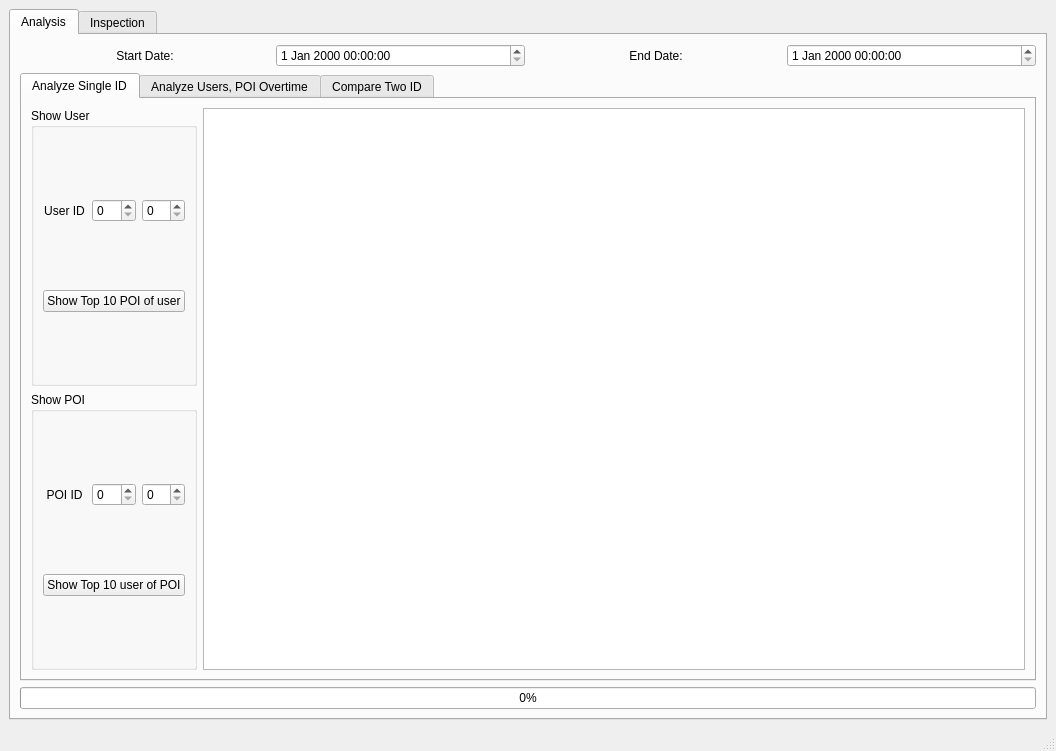
Qt form src/MainWindow.ui (LeeTeng2001/QT-Data-Visualization-Demo) before a commit.
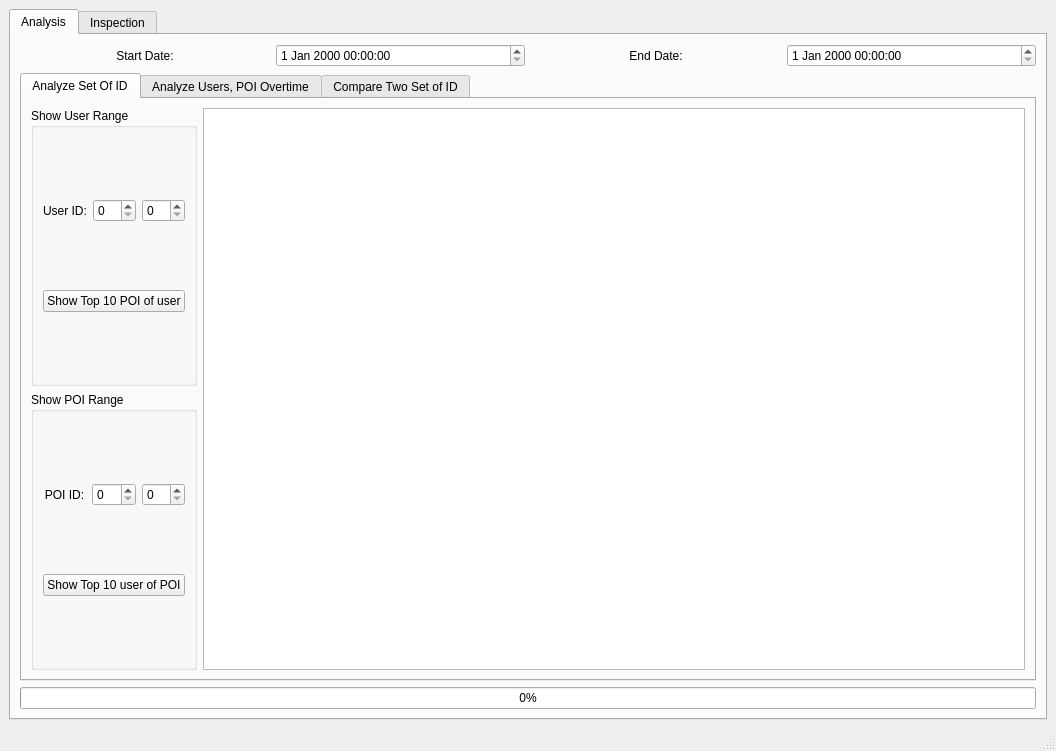
The same form after that commit. The open tabs and pages were chosen to show the change. Custom widgets are drawn as their Qt base class.

Patch:
```diff
--- a/src/MainWindow.ui
+++ b/src/MainWindow.ui
@@ -65,7 +65,7 @@
           </property>
           <widget class="QWidget" name="tab_3">
            <attribute name="title">
-            <string>Analyze Single ID</string>
+            <string>Analyze Set Of ID</string>
            </attribute>
            <layout class="QHBoxLayout" name="horizontalLayout">
             <item>
@@ -73,7 +73,7 @@
               <item>
                <widget class="QGroupBox" name="groupBoxUser1">
                 <property name="title">
-                 <string>Show User</string>
+                 <string>Show User Range</string>
                 </property>
                 <layout class="QVBoxLayout" name="verticalLayout_3">
                  <item>
@@ -84,7 +84,7 @@
                    <item>
                     <widget class="QLabel" name="label">
                      <property name="text">
-                      <string>User ID</string>
+                      <string>User ID:</string>
                      </property>
                      <property name="alignment">
                       <set>Qt::AlignCenter</set>
@@ -112,7 +112,7 @@
               <item>
                <widget class="QGroupBox" name="groupBoxPOI2">
                 <property name="title">
-                 <string>Show POI</string>
+                 <string>Show POI Range</string>
                 </property>
                 <layout class="QVBoxLayout" name="verticalLayout_12">
                  <item>
@@ -123,7 +123,7 @@
                    <item>
                     <widget class="QLabel" name="label_21">
                      <property name="text">
-                      <string>POI ID</string>
+                      <string>POI ID:</string>
                      </property>
                      <property name="alignment">
                       <set>Qt::AlignCenter</set>
@@ -266,7 +266,7 @@
           </widget>
           <widget class="QWidget" name="tab_5">
            <attribute name="title">
-            <string>Compare Two ID</string>
+            <string>Compare Two Set of ID</string>
            </attribute>
            <layout class="QHBoxLayout" name="horizontalLayout_12">
             <item>
```
Left out of the diff: 12 changed lines with no effect on the pictures.
